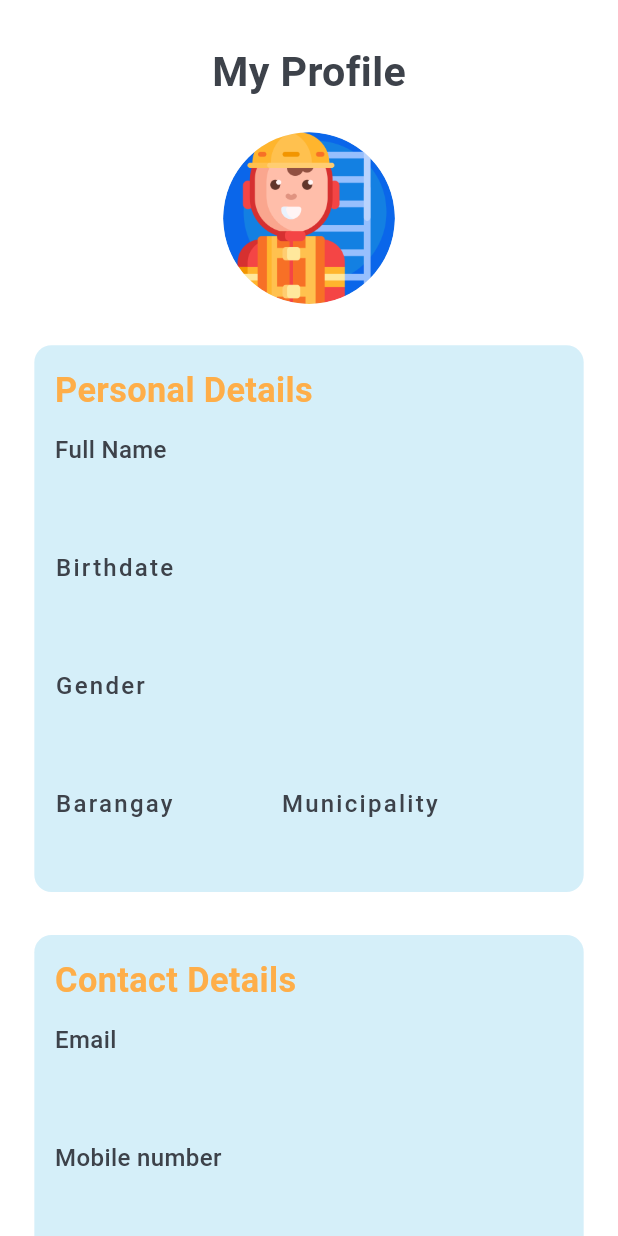
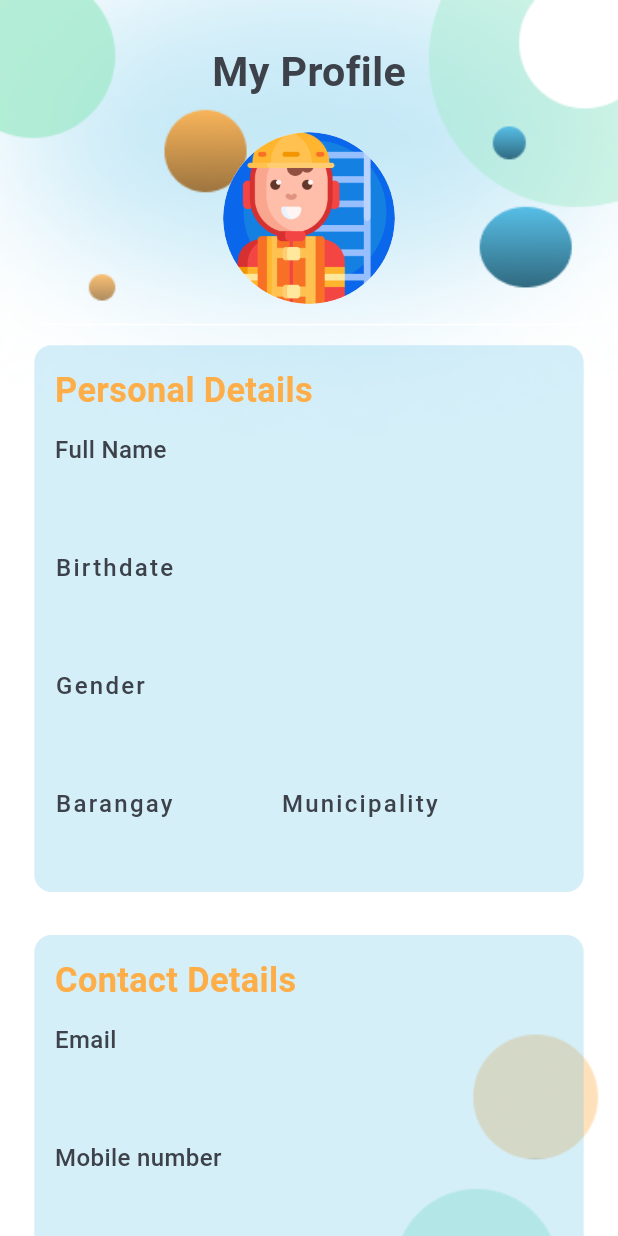
Before and after one commit to cent-ivan/CommuniHelp_App, a Flutter app: the ProfileView screen opened by its route, on a phone screen of 412 x 824 dp. Run offline on Flutter 3.47's test engine with Material 3 defaults, Android fonts, the phone set to English and light mode, and no system bars; our stand-ins replace cloud_firestore, firebase_auth, firebase_core, flutter_screenutil, flutter_slidable, get and 1 more; accounts and stored records are empty.

Commit message:
added profile darkmode pictures

```diff
--- a/lib/ViewModels/theme.dart
+++ b/lib/ViewModels/theme.dart
@@ -6,7 +6,8 @@ ThemeData lightMode = ThemeData(
     surface: Colors.white, //for backgorund
     primary: Color(0xFFF2F2F2),
     secondary: Color(0xFFF8F8F8), //For extra not important stuff
-    outline: Color(0xFF3D424A) //for texts and icons
+    outline: Color(0xFF3D424A), //for texts and icons
+    surfaceContainer: Color(0xFFF2F2F2) //buttons
   )
 );
 
@@ -16,6 +17,7 @@ ThemeData darktMode = ThemeData(
     surface: Color(0xFF31363C), //for backgorund
     primary: Color(0xFF3D424A),
     secondary: Color(0xFF31373C),
-    outline: Color(0xFFFAFAFA) //for texts and icons
+    outline: Color(0xFFEDEDED), //for texts and icons
+    surfaceContainer: Color(0xFFADADAD)//buttons
   )
 );
--- a/lib/Views/Bottom_App_Bar_Pages/Profile_Page/profile_view.dart
+++ b/lib/Views/Bottom_App_Bar_Pages/Profile_Page/profile_view.dart
@@ -26,10 +26,15 @@ class _ProfileViewState extends State<ProfileView> {
     return PopScope(
       canPop: false,
       child: Scaffold(
-        backgroundColor: Theme.of(context).colorScheme.surface,
         body: SingleChildScrollView(
           child: Container(
             height: MediaQuery.of(context).size.height + 100,
+            decoration: BoxDecoration(
+              image:  DecorationImage(image: Theme.of(context).colorScheme.primary == const Color(0xFFF2F2F2) ?
+                const AssetImage('assets/images/background/ProfileBackground.png') : const AssetImage('assets/images/background/ProfileDarkBackground.png'),
+              fit: BoxFit.cover),
+
+            ),
             padding: const EdgeInsets.fromLTRB(20, 25, 20, 5).r,
             child: Consumer<GetUserData>(builder: (context, userData, child) => Column(
               crossAxisAlignment: CrossAxisAlignment.start,
```
Also changed, not shown: assets/images/background/ProfileBackground.png (added), assets/images/background/ProfileDarkBackground.png (added).
